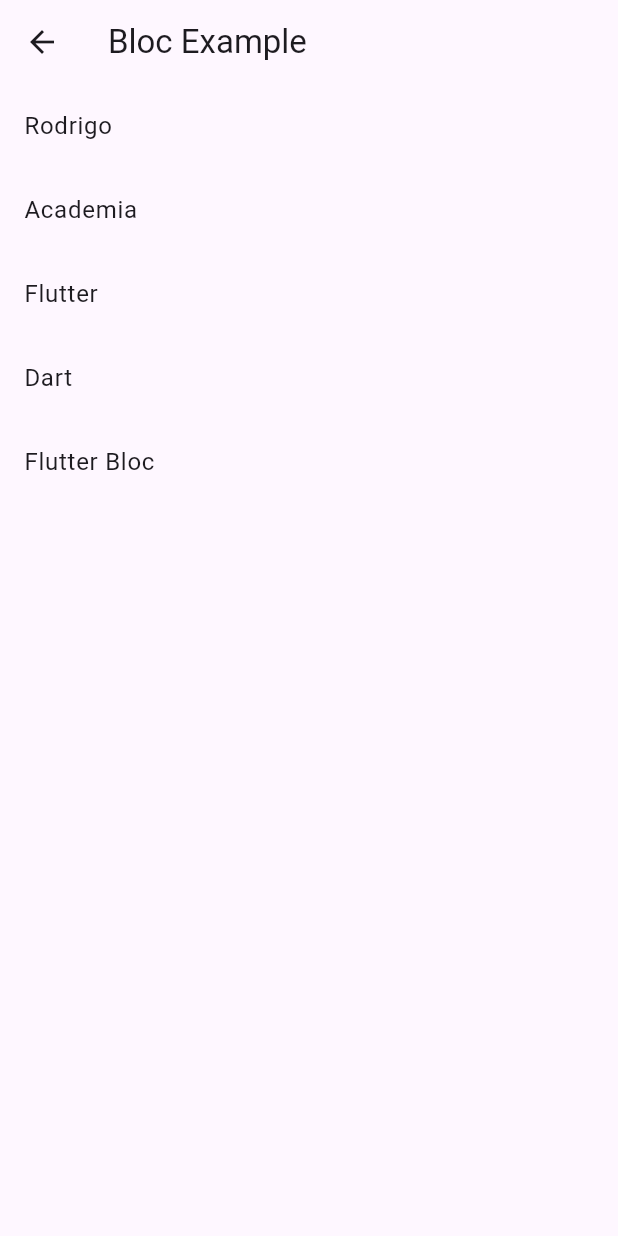
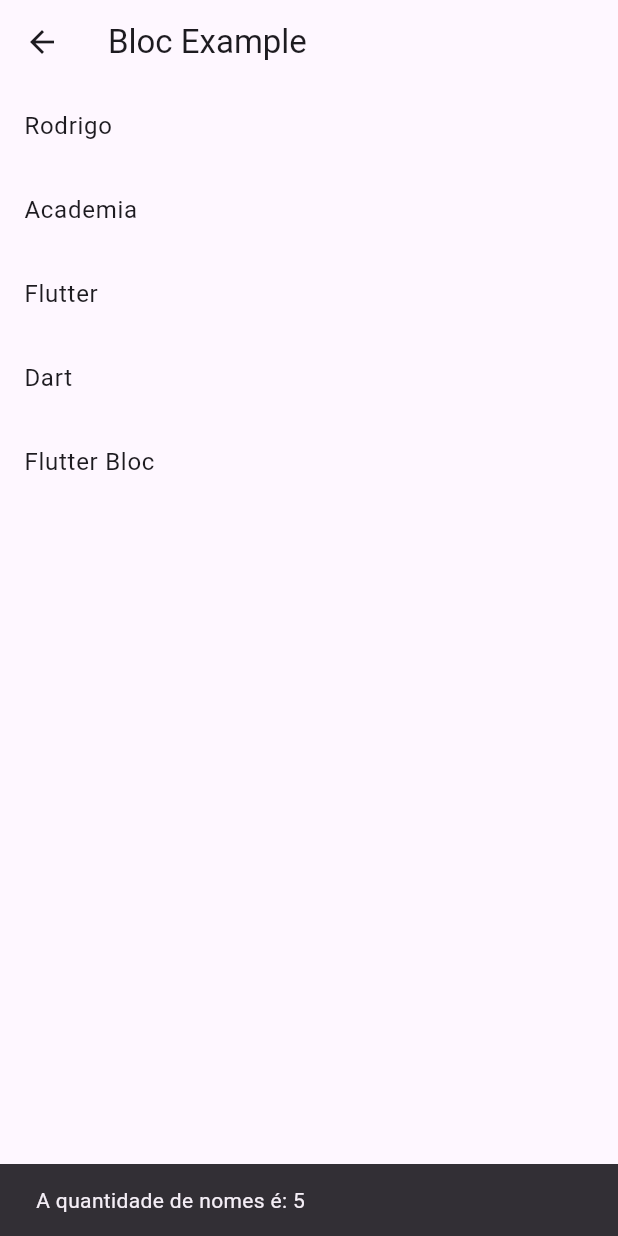
Before and after one commit to itajacy/contact_bloc, a Flutter app: the BlocExample screen opened by its route, on a phone screen of 412 x 824 dp. Run offline on Flutter 3.47's test engine with Material 3 defaults, Android fonts, the phone set to English and light mode, and no system bars; our stand-ins replace bloc, flutter_bloc.

Commit message:
com BlocListener que usado somente para ouvir o estado, mas nao faz rebuild da tela

```diff
--- a/lib/features/bloc_example/bloc/example_bloc.dart
+++ b/lib/features/bloc_example/bloc/example_bloc.dart
@@ -24,7 +24,7 @@ class ExampleBloc extends Bloc<ExampleEvent, ExampleState> {
       'Dart',
       'Flutter Bloc',
     ];
-
+    Future.delayed(Duration(seconds: 5));
     emit(ExampleStateData(names: names));
   }
 }
--- a/lib/features/bloc_example/bloc_example.dart
+++ b/lib/features/bloc_example/bloc_example.dart
@@ -11,10 +11,24 @@ class BlocExample extends StatelessWidget {
       appBar: AppBar(
         title: const Text('Bloc Example'),
       ),
-      body: BlocBuilder<ExampleBloc, ExampleState>(
+      // criando um "listener"
+      body: BlocListener<ExampleBloc, ExampleState>(
+        listener: (context, state) {
+          if (state is ExampleStateData) {
+            ScaffoldMessenger.of(context).showSnackBar(
+              SnackBar(
+                content: Text('A quantidade de nomes é: ${state.names.length}'),
+              ),
+            );
+          }
+        },
+        child: Column(
+          children: [
+            BlocBuilder<ExampleBloc, ExampleState>(
               builder: (context, state) {
                 if (state is ExampleStateData) {
                   return ListView.builder(
+                    shrinkWrap: true,
                     itemCount: state.names.length,
                     itemBuilder: (context, index) {
                       final name = state.names[index];
@@ -27,6 +41,9 @@ class BlocExample extends StatelessWidget {
                 return const Text('Nenhum nome cadastrado!');
               },
             ),
+          ],
+        ),
+      ),
     );
   }
 }
```
Lines whose indentation alone changed are shown as unchanged.
